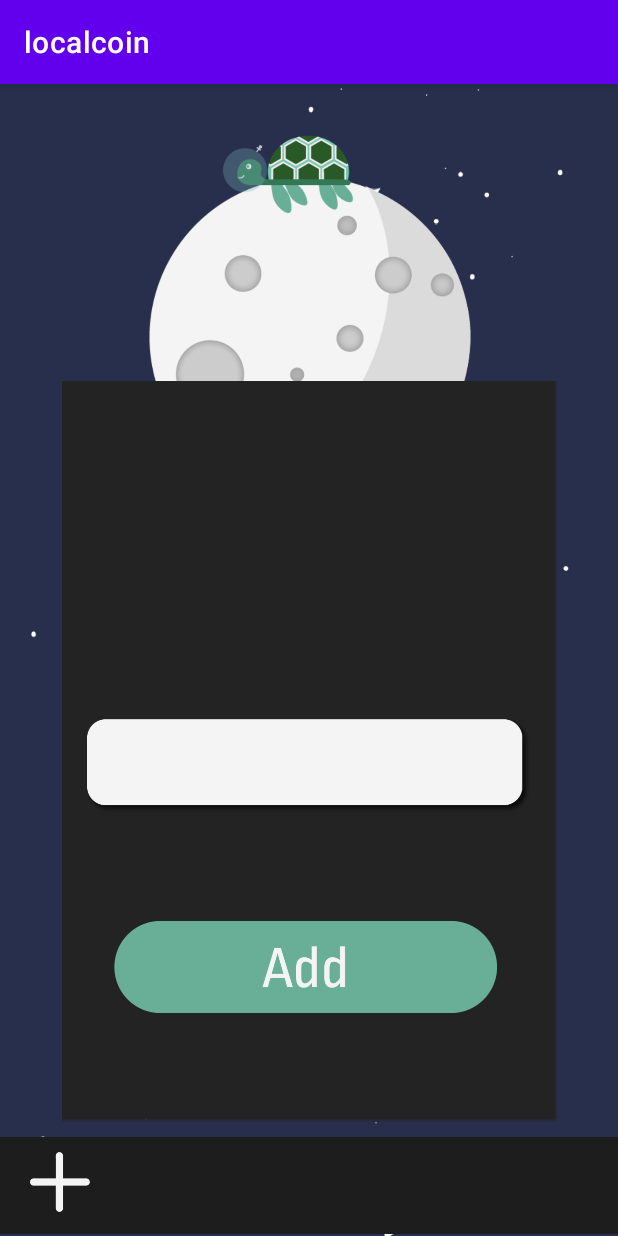
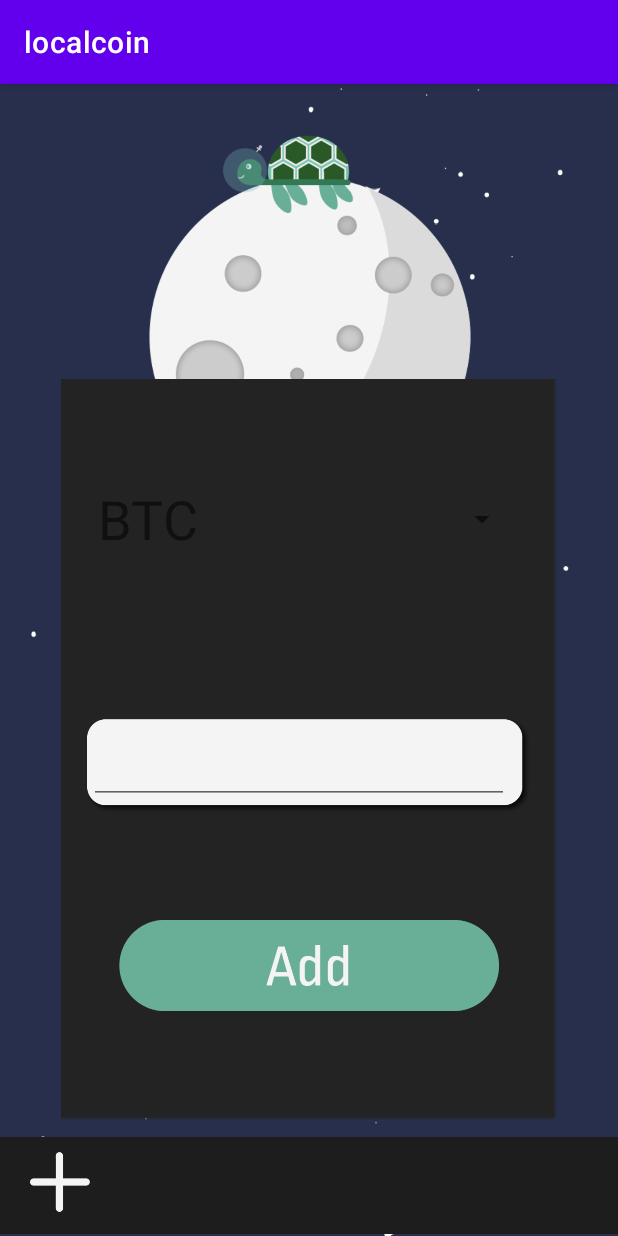
Before and after one commit to Ecnavda/localcoin, an Android app: the AddCoin screen opened through its navigation route, on a phone screen of 412 x 824 dp. Run offline under Robolectric (Android 15) with nearby library versions, the phone set to English and light mode, and no system bars; Roboto replaces fonts that are not available here.

Commit message:
Added spinner item to the AddCoin fragment.

```diff
--- a/app/build.gradle
+++ b/app/build.gradle
@@ -40,6 +40,7 @@ dependencies {
     implementation 'androidx.navigation:navigation-fragment-ktx:2.3.5'
     implementation 'androidx.navigation:navigation-ui-ktx:2.3.5'
     implementation 'androidx.legacy:legacy-support-v4:1.0.0'
+    implementation 'androidx.navigation:navigation-runtime-ktx:2.3.5'
     testImplementation 'junit:junit:4.+'
     androidTestImplementation 'androidx.test.ext:junit:1.1.3'
     androidTestImplementation 'androidx.test.espresso:espresso-core:3.4.0'
--- a/app/src/main/java/com/example/localcoin/AddCoin.kt
+++ b/app/src/main/java/com/example/localcoin/AddCoin.kt
@@ -1,10 +1,18 @@
 package com.example.localcoin
 
+import android.content.Intent
 import android.os.Bundle
 import androidx.fragment.app.Fragment
 import android.view.LayoutInflater
 import android.view.View
 import android.view.ViewGroup
+import android.widget.ArrayAdapter
+import android.widget.ImageView
+import android.widget.Spinner
+import android.widget.TextView
+import androidx.appcompat.app.AppCompatActivity
+import androidx.navigation.Navigation
+import java.io.IOException
 
 // TODO: Rename parameter arguments, choose names that match
 // the fragment initialization parameters, e.g. ARG_ITEM_NUMBER
@@ -17,6 +25,7 @@ private const val ARG_PARAM2 = "param2"
  * create an instance of this fragment.
  */
 class AddCoin : Fragment() {
+    val FILE_NAME = "test_list1.txt"
     // TODO: Rename and change types of parameters
     private var param1: String? = null
     private var param2: String? = null
@@ -35,6 +44,47 @@ class AddCoin : Fragment() {
     ): View? {
         // Inflate the layout for this fragment
         return inflater.inflate(R.layout.fragment_add_coin, container, false)
+    }
+
+    override fun onViewCreated(view: View, savedInstanceState: Bundle?) {
+        super.onViewCreated(view, savedInstanceState)
+        val coinQuantity = view.findViewById<TextView>(R.id.coinQuantity)
+        val coinSpin = view.findViewById<Spinner>(R.id.coinNameSpin)
+        val coinButton = view.findViewById<ImageView>(R.id.coinAddButton)
+        ArrayAdapter.createFromResource(
+            view.context,
+            R.array.coin_spinner,
+            R.layout.spinner_style
+        ).also { adapter ->
+            adapter.setDropDownViewResource(android.R.layout.simple_spinner_dropdown_item)
+            coinSpin.adapter = adapter
+        }
+
+        coinButton.setOnClickListener {
+            //val coinName = coinNameTextView.text.toString()
+            val coinName = coinSpin.selectedItem.toString()
+            val numberCoin = coinQuantity.text.toString()
+            println(coinName)
+            println("I am dumb")
+            try {
+                val fos = view.context.openFileOutput(FILE_NAME, AppCompatActivity.MODE_APPEND)
+                fos.write(coinName.toByteArray())
+                fos.write(" ".toByteArray())
+                fos.write(numberCoin.toByteArray())
+                fos.write(" ".toByteArray())
+                fos.write("45".toByteArray())
+                fos.write("\n".toByteArray())
+                fos.close()
+
+            } catch (e: IOException) {
+                println("Failed to open file")
+                e.printStackTrace()
+            }
+
+            Navigation.findNavController(view).navigate(R.id.action_addCoin2_to_portfolio)
+
+
+        }
     }
 
     companion object {
--- a/app/src/main/res/layout/fragment_add_coin.xml
+++ b/app/src/main/res/layout/fragment_add_coin.xml
@@ -27,10 +27,10 @@
         android:src="@drawable/box"
         app:layout_constraintBottom_toBottomOf="@+id/imageView12"
         app:layout_constraintEnd_toEndOf="parent"
-        app:layout_constraintHorizontal_bias="0.473"
+        app:layout_constraintHorizontal_bias="0.571"
         app:layout_constraintStart_toStartOf="parent"
         app:layout_constraintTop_toTopOf="parent"
-        app:layout_constraintVertical_bias="0.469" />
+        app:layout_constraintVertical_bias="0.466" />
 
     <ImageView
         android:id="@+id/imageView17"
@@ -45,16 +45,15 @@
         app:layout_constraintVertical_bias="0.607" />
 
     <ImageView
-        android:id="@+id/imageView14"
-        android:layout_width="255dp"
-        android:layout_height="132dp"
+        android:id="@+id/coinAddButton"
+        android:layout_width="253dp"
+        android:layout_height="75dp"
         android:src="@drawable/addbutton"
         app:layout_constraintBottom_toBottomOf="@+id/imageView13"
         app:layout_constraintEnd_toEndOf="parent"
-        app:layout_constraintHorizontal_bias="0.487"
         app:layout_constraintStart_toStartOf="parent"
         app:layout_constraintTop_toTopOf="@+id/imageView13"
-        app:layout_constraintVertical_bias="0.897" />
+        app:layout_constraintVertical_bias="0.844" />
 
     <ImageView
         android:id="@+id/imageView18"
@@ -81,4 +80,27 @@
         app:layout_constraintTop_toTopOf="@+id/imageView10"
         app:srcCompat="@drawable/pluswhite_1" />
 
+    <Spinner
+        android:id="@+id/coinNameSpin"
+        android:layout_width="280dp"
+        android:layout_height="60dp"
+        android:layout_marginTop="260dp"
+        app:layout_constraintEnd_toEndOf="parent"
+        app:layout_constraintHorizontal_bias="0.496"
+        app:layout_constraintStart_toStartOf="parent"
+        app:layout_constraintTop_toTopOf="parent" />
+
+    <EditText
+        android:id="@+id/coinQuantity"
+        android:layout_width="280dp"
+        android:layout_height="60dp"
+        android:ems="10"
+        android:inputType="number"
+        app:layout_constraintBottom_toBottomOf="@+id/imageView18"
+        app:layout_constraintEnd_toEndOf="parent"
+        app:layout_constraintHorizontal_bias="0.45"
+        app:layout_constraintStart_toStartOf="parent"
+        app:layout_constraintTop_toTopOf="parent"
+        app:layout_constraintVertical_bias="0.593" />
+
 </androidx.constraintlayout.widget.ConstraintLayout>
--- a/app/src/main/res/navigation/nav_graph.xml
+++ b/app/src/main/res/navigation/nav_graph.xml
@@ -33,5 +33,9 @@
         android:id="@+id/addCoin2"
         android:name="com.example.localcoin.AddCoin"
         android:label="fragment_add_coin"
-        tools:layout="@layout/fragment_add_coin" />
+        tools:layout="@layout/fragment_add_coin" >
+        <action
+            android:id="@+id/action_addCoin2_to_portfolio"
+            app:destination="@id/portfolio" />
+    </fragment>
 </navigation>
```
Also changed, not shown: app/src/main/res/layout/activity_add_coin.xml (+1 -11 lines).
